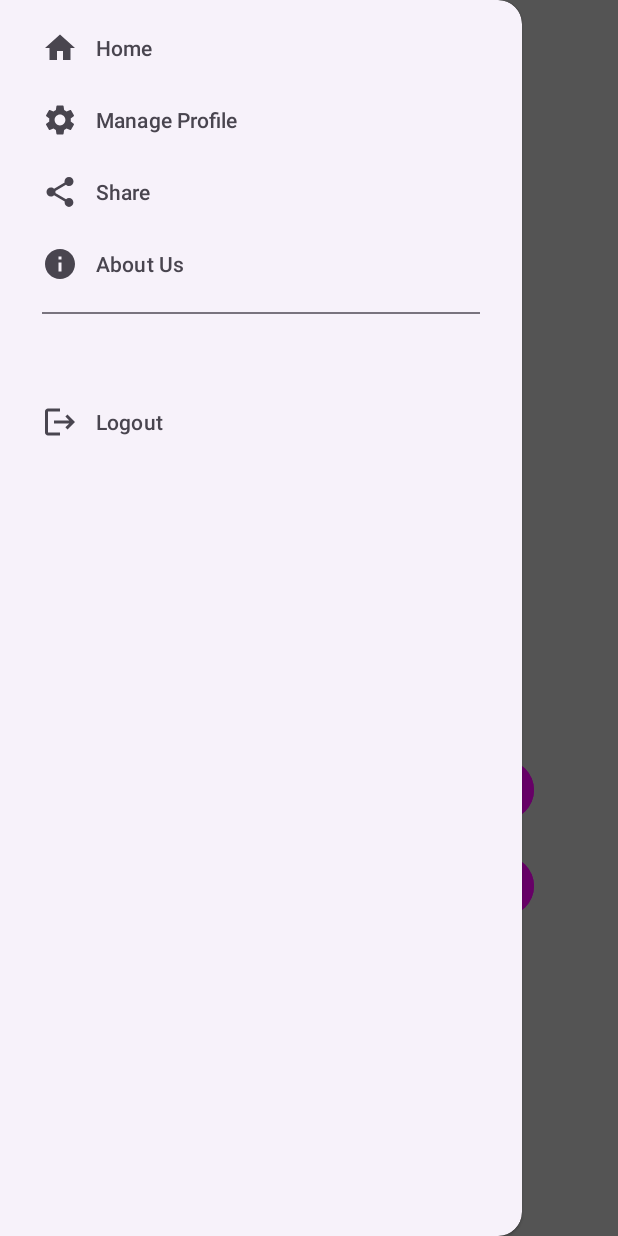
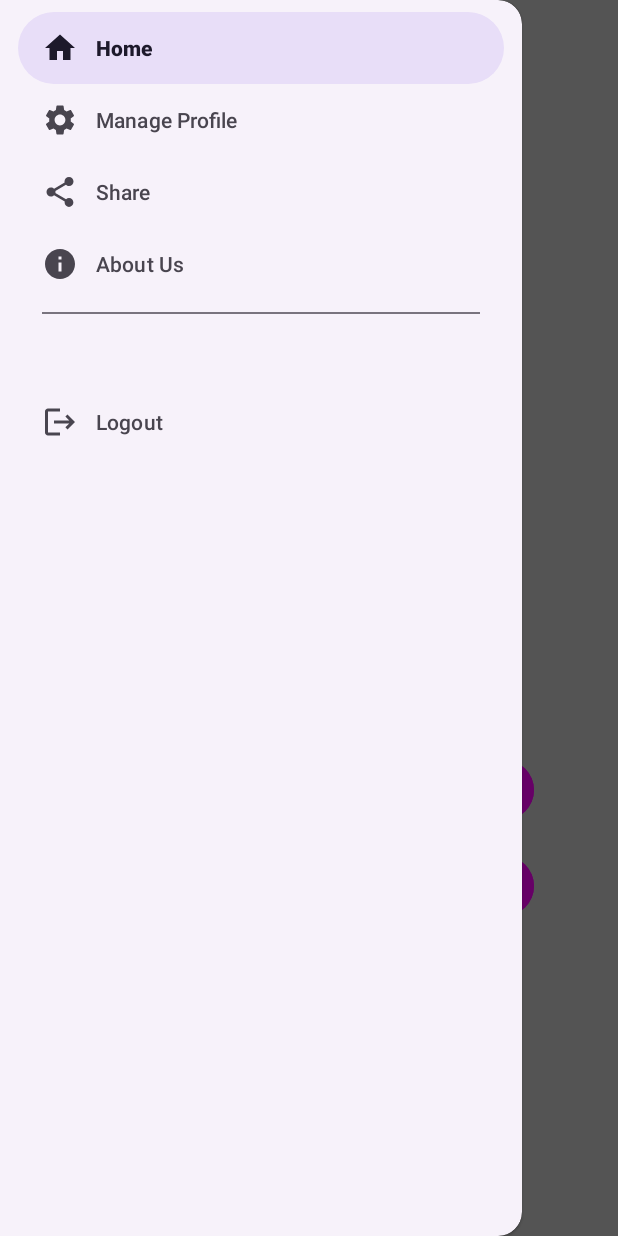
Before and after one commit to AAVANDRE10/ChamaSeguraAPP, an Android app: the screen it shows after launch (MainActivity), with the side drawer open, on a phone screen of 412 x 824 dp. Run offline under Robolectric (Android 15) with nearby library versions, the phone set to English and light mode, and no system bars.

Commit message:
MainActivity.kt updated

```diff
--- a/app/src/main/java/com/example/chamasegura/MainActivity.kt
+++ b/app/src/main/java/com/example/chamasegura/MainActivity.kt
@@ -1,20 +1,51 @@
 package com.example.chamasegura
 
 import android.os.Bundle
-import androidx.activity.enableEdgeToEdge
+import android.view.MenuItem
+import android.widget.Toast
+import androidx.appcompat.app.ActionBarDrawerToggle
 import androidx.appcompat.app.AppCompatActivity
-import androidx.core.view.ViewCompat
-import androidx.core.view.WindowInsetsCompat
+import androidx.core.view.GravityCompat
+import androidx.appcompat.widget.Toolbar
+import androidx.drawerlayout.widget.DrawerLayout
+import com.example.chamasegura.fragments.fragment_manage_profile
+import com.google.android.material.navigation.NavigationView
 
-class MainActivity : AppCompatActivity() {
+class MainActivity : AppCompatActivity(), NavigationView.OnNavigationItemSelectedListener {
+    public lateinit var drawerLayout: DrawerLayout
     override fun onCreate(savedInstanceState: Bundle?) {
         super.onCreate(savedInstanceState)
-        enableEdgeToEdge()
         setContentView(R.layout.activity_main)
-        ViewCompat.setOnApplyWindowInsetsListener(findViewById(R.id.main)) { v, insets ->
-            val systemBars = insets.getInsets(WindowInsetsCompat.Type.systemBars())
-            v.setPadding(systemBars.left, systemBars.top, systemBars.right, systemBars.bottom)
-            insets
+
+        drawerLayout = findViewById<DrawerLayout>(R.id.drawer_layout)
+
+        val toolbar = findViewById<Toolbar>(R.id.toolbar)
+        setSupportActionBar(toolbar)
+
+        val navigationView = findViewById<NavigationView>(R.id.nav_view)
+        navigationView.setNavigationItemSelectedListener(this)
+
+        val toggle = ActionBarDrawerToggle(this, drawerLayout, toolbar, R.string.open_nav, R.string.close_nav)
+        drawerLayout.addDrawerListener(toggle)
+        toggle.syncState()
+        if (savedInstanceState == null) {
+            supportFragmentManager.beginTransaction()
+            navigationView.setCheckedItem(R.id.nav_home)
+        }
+    }
+    override fun onNavigationItemSelected(item: MenuItem): Boolean {
+        when (item.itemId) {
+            R.id.nav_settings -> supportFragmentManager.beginTransaction()
+            R.id.nav_logout -> Toast.makeText(this, "Logout!", Toast.LENGTH_SHORT).show()
+        }
+        drawerLayout.closeDrawer(GravityCompat.START)
+        return true
+    }
+    override fun onBackPressed() {
+        if (drawerLayout.isDrawerOpen(GravityCompat.START)) {
+            drawerLayout.closeDrawer(GravityCompat.START)
+        } else {
+            onBackPressedDispatcher.onBackPressed()
         }
     }
 }
```
